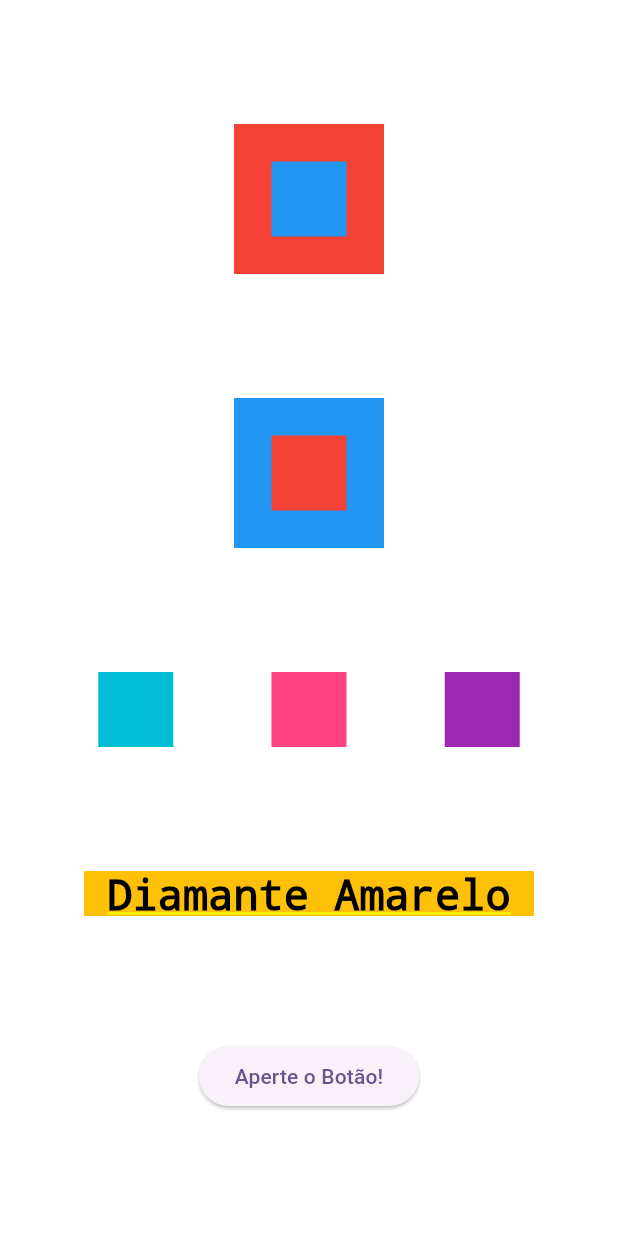
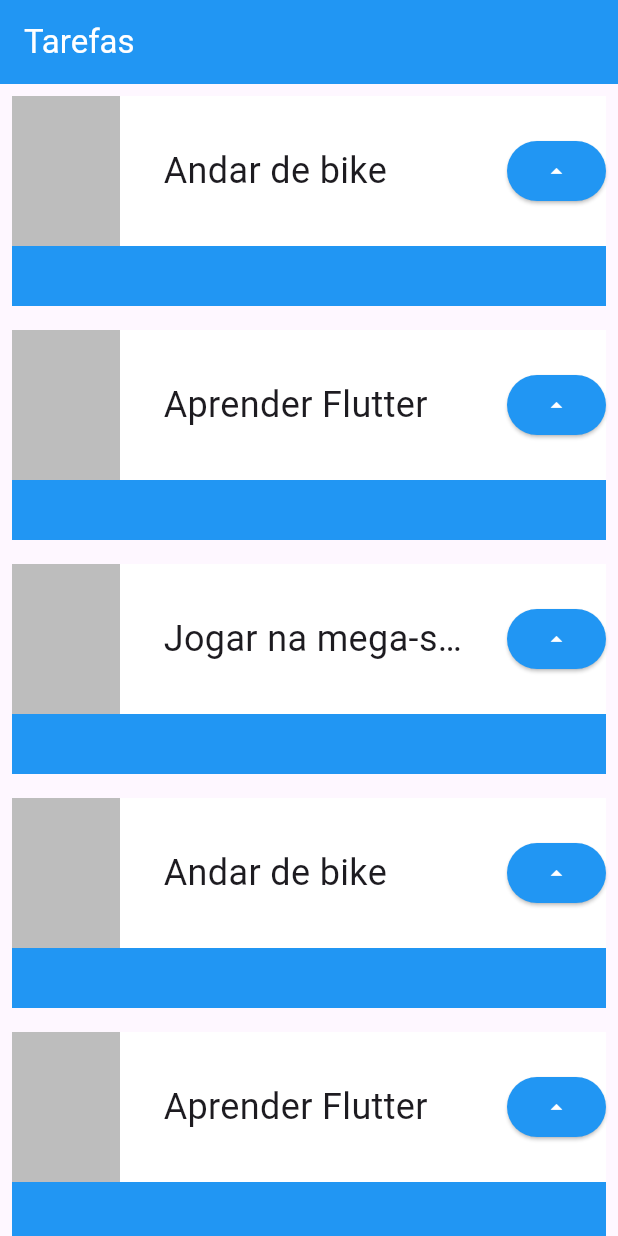
Before and after one commit to leonanm/flutter, a Flutter app: the screen it shows after launch, on a phone screen of 412 x 824 dp. Run offline on Flutter 3.47's test engine with Material 3 defaults, Android fonts, the phone set to English and light mode, and no system bars.

Commit message:
Parte 3 - (Class, ListView, Icons, Role)

```diff
--- a/Project 1/primeiro_projeto_flutter/lib/main.dart
+++ b/Project 1/primeiro_projeto_flutter/lib/main.dart
@@ -15,79 +15,79 @@ class MyApp extends StatelessWidget {
         colorScheme: ColorScheme.fromSeed(seedColor: Colors.deepPurple),
         useMaterial3: true,
       ),
-        home: Container(
-          color: Colors.white,
-          child: Column(
-            mainAxisAlignment: MainAxisAlignment.spaceEvenly,
-            crossAxisAlignment: CrossAxisAlignment.center,
+      home: Scaffold(
+        appBar: AppBar(
+          backgroundColor: Colors.blue,
+          foregroundColor: Colors.white,
+          title: Text('Tarefas'),
+        ),
+        body: ListView(
           children: [
-              Stack(
-                alignment: AlignmentDirectional.center,
+            Task('Andar de bike'),
+            Task('Aprender Flutter'),
+            Task('Jogar na mega-sena'),
+            Task('Andar de bike'),
+            Task('Aprender Flutter'),
+            Task('Jogar na mega-sena'),
+            Task('Andar de bike'),
+            Task('Aprender Flutter'),
+            Task('Jogar na mega-sena'),
+          ],
+        ),
+      ),
+    );
+  }
+}
+
+class Task extends StatelessWidget {
+  final String nome;
+  const Task(this.nome, {Key? key}) : super(key: key);
+
+  @override
+  Widget build(BuildContext context) {
+    return Padding(
+      padding: const EdgeInsets.all(8.0),
+      child: Container(
+        child: Stack(
           children: [
             Container(
-                    color: Colors.red,
-                    width: 100,
+              color: Colors.blue,
+              height: 140,
+            ),
+            Container(
+              color: Colors.white,
+              height: 100,
+              child: Row(
+                mainAxisAlignment: MainAxisAlignment.spaceBetween,
+                children: [
+                  Container(
+                    color: Colors.black26,
+                    width: 72,
                     height: 100,
                   ),
                   Container(
-                    color: Colors.blue,
-                    width: 50,
-                    height: 50,
-                  ),
-                ],
-              ),
-              Stack(
-                alignment: AlignmentDirectional.center,
-                children: [
-                  Container(
-                    color: Colors.blue,
-                    width: 100,
-                    height: 100,
-                  ),
-                  Container(
-                    color: Colors.red,
-                    width: 50,
-                    height: 50,
-                  ),
-                ],
-              ),
-              Row(
-                mainAxisAlignment: MainAxisAlignment.spaceEvenly,
-                crossAxisAlignment: CrossAxisAlignment.center,
-                children: [
-                  Container(
-                    color: Colors.cyan,
-                    height: 50,
-                    width: 50,
-                  ),
-                  Container(
-                    color: Colors.pinkAccent,
-                    height: 50,
-                    width: 50,
-                  ),
-                  Container(
-                    color: Colors.purple,
-                    height: 50,
-                    width: 50,
-                  )
-                ],
-              ),
-              Container(
-                color: Colors.amber,
-                height: 30,
-                width: 300,
+                    width: 200,
                     child: Text(
-                  'Diamante Amarelo',
-                  style: TextStyle(color: Colors.black, fontSize: 28),
-                  textAlign: TextAlign.center,
+                      nome,
+                      style: TextStyle(fontSize: 24),
+                      overflow: TextOverflow.ellipsis,
                     ),
                   ),
                   ElevatedButton(
                     onPressed: () {},
-                child: Text('Aperte o Botão!'),
+                    style: ElevatedButton.styleFrom(
+                      backgroundColor: Colors.blue, // Cor de fundo azul
+                      foregroundColor: Colors.white, // Cor do ícone ou texto
+                      iconColor: Colors.white,
+                    ),
+                    child: Icon(Icons.arrow_drop_up),
+                  )
+                ],
+              ),
             ),
           ],
         ),
-        ));
+      ),
+    );
   }
 }
```
Also changed, not shown: Project 1/primeiro_projeto_flutter/lib/minha_primeira_tela.dart (added, +74 -0 lines). Lines whose indentation alone changed are shown as unchanged.
